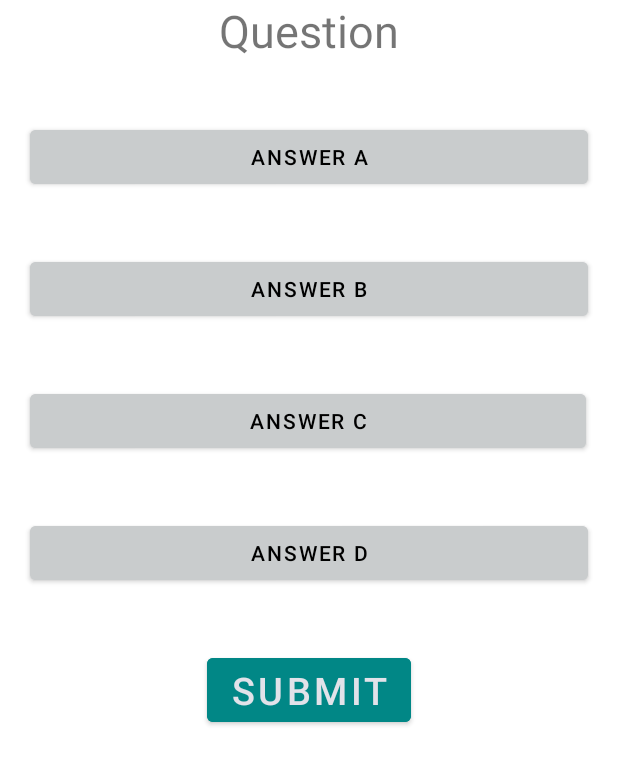
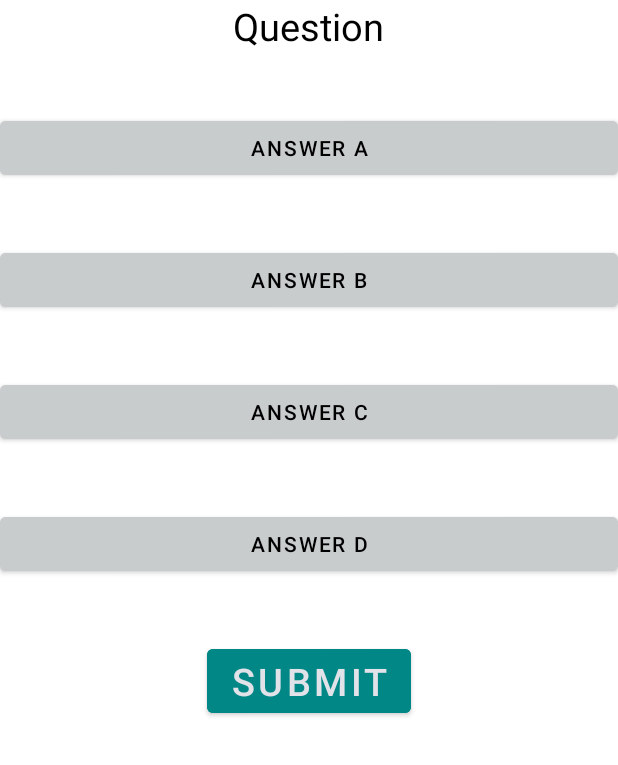
Before and after one commit to madhavkGitHub/PhoneAppV1, an Android app: the layout mc_question.xml on its own in the app's theme, with its tools: preview values and no code run, on a phone screen of 412 x 824 dp. Shown: the top 765 px of the screen. Run offline under Robolectric (Android 15) with nearby library versions, the phone set to English and light mode, and no system bars.

```diff
--- a/app/src/main/AndroidManifest.xml
+++ b/app/src/main/AndroidManifest.xml
@@ -26,6 +26,7 @@
                 android:name="android.app.lib_name"
                 android:value="" />
         </activity>
+        <activity android:name=".QuestionSequence"></activity>
     </application>
 
 </manifest>
--- a/app/src/main/res/layout/activity_main.xml
+++ b/app/src/main/res/layout/activity_main.xml
@@ -15,7 +15,7 @@
         app:layout_constraintBottom_toBottomOf="parent"
         app:layout_constraintEnd_toEndOf="parent"
         app:layout_constraintStart_toStartOf="parent"
-        android:layout_marginBottom="50dp"
+        android:layout_marginBottom="20dp"
         app:layout_constraintTop_toBottomOf="@+id/fragmentContainerView"
         android:backgroundTint="@android:color/holo_green_light"
         android:textColor="@color/material_dynamic_neutral_variant30"/>
@@ -27,7 +27,7 @@
         android:layout_height="match_parent"
         android:layout_marginRight="40dp"
         android:layout_marginLeft="40dp"
-        android:layout_marginTop="80dp"
+        android:layout_marginTop="50dp"
         android:layout_marginBottom="100dp"
         android:layout_centerHorizontal="true"
         tools:layout="@layout/mc_question" />
--- a/app/src/main/res/layout/mc_question.xml
+++ b/app/src/main/res/layout/mc_question.xml
@@ -1,4 +1,10 @@
 <?xml version="1.0" encoding="utf-8"?>
+<ScrollView xmlns:android="http://schemas.android.com/apk/res/android"
+    android:id="@+id/scrollView"
+    android:layout_width="match_parent"
+    android:layout_height="match_parent"
+    android:fillViewport="true">
+
 <RelativeLayout xmlns:android="http://schemas.android.com/apk/res/android"
     xmlns:app="http://schemas.android.com/apk/res-auto"
     xmlns:tools="http://schemas.android.com/tools"
@@ -14,19 +20,18 @@
     <TextView
         android:id="@+id/txtQuestion"
         android:layout_width="wrap_content"
-        android:textSize="30sp"
+        android:textSize="25sp"
         android:layout_height="wrap_content"
         android:layout_centerHorizontal="true"
         android:layout_marginBottom="40dp"
-        android:text="Question" />
+        android:text="Question"
+        android:textColor="@color/black"/>
 
     <Button
         android:id="@+id/btnA"
         android:layout_width="match_parent"
         android:layout_height="wrap_content"
         android:layout_below="@id/txtQuestion"
-        android:layout_marginLeft="20dp"
-        android:layout_marginRight="20dp"
         android:layout_marginBottom="40dp"
         android:text="Answer A"
         android:backgroundTint="#C9CCCD"
@@ -37,8 +42,6 @@
         android:layout_width="match_parent"
         android:layout_height="wrap_content"
         android:layout_below="@id/btnA"
-        android:layout_marginLeft="20dp"
-        android:layout_marginRight="20dp"
         android:layout_marginBottom="40dp"
         android:backgroundTint="#C9CCCD"
         android:text="Answer B"
@@ -47,8 +50,7 @@
 
     <Button
         android:id="@+id/btnC"
-        android:layout_marginLeft="20dp"
-        android:layout_marginRight="21dp"
+
         android:layout_width="match_parent"
         android:layout_height="wrap_content"
         android:layout_marginBottom="40dp"
@@ -62,8 +64,6 @@
         android:layout_width="match_parent"
         android:layout_height="wrap_content"
         android:layout_below="@id/btnC"
-        android:layout_marginLeft="20dp"
-        android:layout_marginRight="20dp"
         android:layout_marginBottom="40dp"
         android:backgroundTint="#C9CCCD"
         android:text="Answer D"
@@ -81,3 +81,4 @@
         android:textColor="@color/material_dynamic_neutral90"
         android:textSize="25sp" />
 </RelativeLayout>
+</ScrollView>
```
Also changed, not shown: app/src/main/java/com/example/phoneappv1/MCQuestionFragment.java (+8 -4 lines), app/src/main/java/com/example/phoneappv1/MainActivity.java (+24 -17 lines), app/src/main/java/com/example/phoneappv1/Question.java (+11 -0 lines), app/src/main/java/com/example/phoneappv1/QuestionReader.java (+32 -37 lines), app/src/main/java/com/example/phoneappv1/QuestionSequence.java (added, +57 -0 lines).
